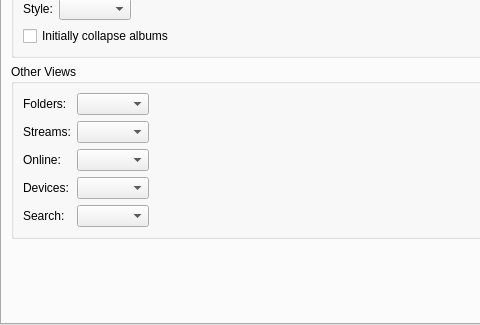
CDrummond/cantata, file gui/interfacesettings.ui: the form before one commit; both pictures show x 0 to 480 and y 217 to 542 of the 1342 by 542 pixel window.
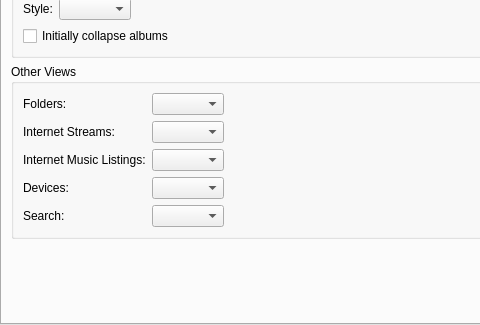
The form after the commit. The open tabs and pages were chosen to show the change. Custom widgets are drawn as their Qt base class.

Commit message: - Move streams into online page - Rename online to internet

The edit to the form file:
```diff
--- a/gui/interfacesettings.ui
+++ b/gui/interfacesettings.ui
@@ -263,7 +263,7 @@
           <item row="1" column="0">
            <widget class="BuddyLabel" name="streamsViewLabel">
             <property name="text">
-             <string>Streams:</string>
+             <string>Internet Streams:</string>
             </property>
             <property name="buddy">
              <cstring>streamsView</cstring>
@@ -276,7 +276,7 @@
           <item row="2" column="0">
            <widget class="BuddyLabel" name="onlineViewLabel">
             <property name="text">
-             <string>Online:</string>
+             <string>Internet Music Listings:</string>
             </property>
             <property name="buddy">
              <cstring>onlineView</cstring>
```
The commit also changes 23 other files.
